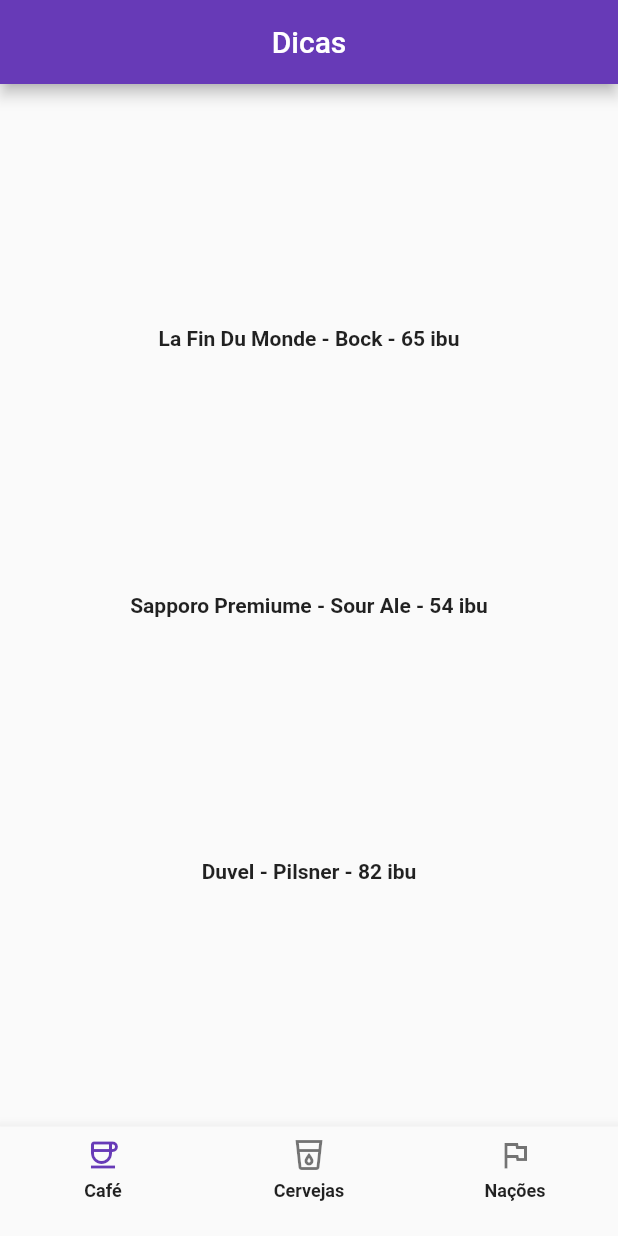
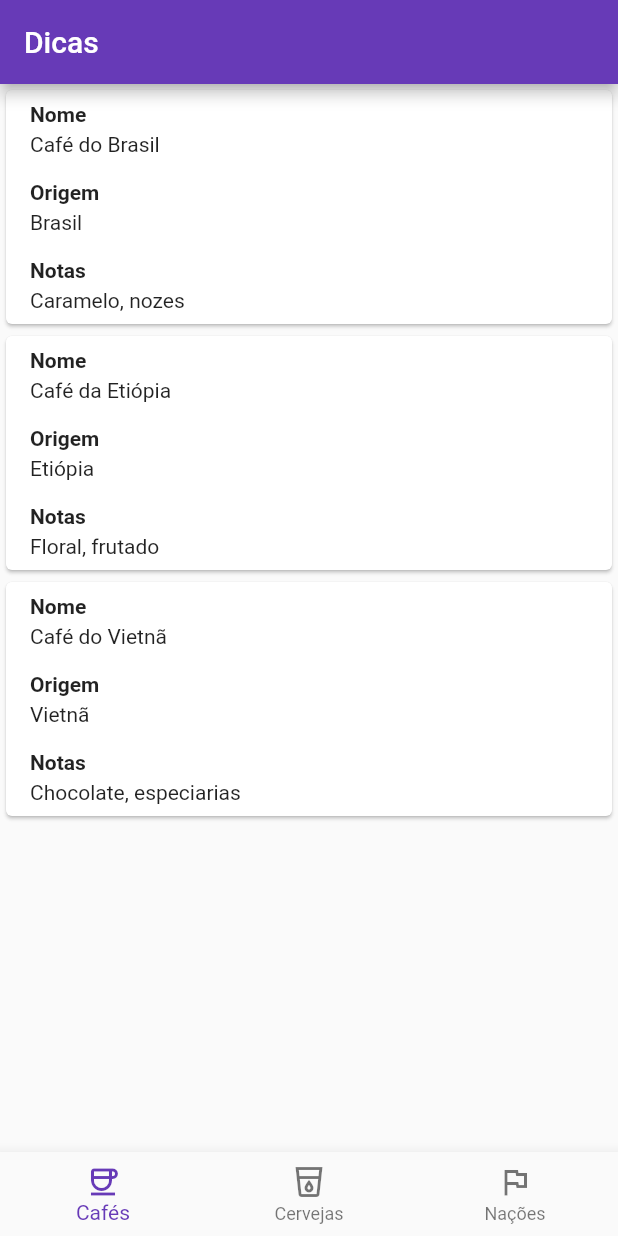
Before and after one commit to gbrl08snts/Poo1, a Flutter app: the screen it shows after launch, on a phone screen of 412 x 824 dp. Run offline on Flutter 3.47's test engine with Material 2 defaults, Android fonts, the phone set to English and light mode, and no system bars.

Commit message:
Add files via upload

```diff
--- a/lib/main.dart
+++ b/lib/main.dart
@@ -1,9 +1,86 @@
 import 'package:flutter/material.dart';
 
+var coffeeData = [
+  {'name': 'Café do Brasil', 'origin': 'Brasil', 'notes': 'Caramelo, nozes'},
+  {'name': 'Café da Etiópia', 'origin': 'Etiópia', 'notes': 'Floral, frutado'},
+  {
+    'name': 'Café do Vietnã',
+    'origin': 'Vietnã',
+    'notes': 'Chocolate, especiarias'
+  },
+];
+
+var dataObjects = [
+  {"name": "La Fin Du Monde", "style": "Bock", "ibu": "65"},
+  {"name": "Sapporo Premiume", "style": "Sour Ale", "ibu": "54"},
+  {"name": "Duvel", "style": "Pilsner", "ibu": "82"},
+  {"name": "Stella Artois", "style": "Pilsner", "ibu": "30"},
+  {"name": "Guinness Draught", "style": "Stout", "ibu": "45"},
+  {"name": "Heineken", "style": "Pilsner", "ibu": "23"},
+  {"name": "Corona Extra", "style": "Lager", "ibu": "19"},
+  {"name": "Samuel Adams Boston Lager", "style": "Lager", "ibu": "30"},
+  {"name": "Newcastle Brown Ale", "style": "Brown Ale", "ibu": "20"},
+  {"name": "Bud Light", "style": "Lager", "ibu": "12"},
+  {"name": "Blue Moon Belgian White", "style": "Belgian Witbier", "ibu": "9"},
+  {"name": "Sierra Nevada Pale Ale", "style": "Pale Ale", "ibu": "38"},
+  {"name": "Chimay Blue", "style": "Belgian Strong Dark Ale", "ibu": "30"},
+  {"name": "Modelo Especial", "style": "Pilsner", "ibu": "18"},
+  {"name": "Paulaner Hefe-Weizen", "style": "Hefeweizen", "ibu": "12"},
+  {"name": "Anchor Steam Beer", "style": "California Common", "ibu": "38"},
+  {"name": "Franziskaner Hefe-Weisse", "style": "Hefeweizen", "ibu": "14"},
+  {"name": "Smithwick's Irish Ale", "style": "Red Ale", "ibu": "23"},
+  {"name": "Leffe Blonde", "style": "Belgian Blonde Ale", "ibu": "20"},
+  {"name": "Grolsch Premium Lager", "style": "Lager", "ibu": "20"},
+  {
+    "name": "Hoegaarden Original White Ale",
+    "style": "Belgian Witbier",
+    "ibu": "15"
+  },
+  {"name": "Boddingtons Pub Ale", "style": "English Pale Ale", "ibu": "20"},
+  {"name": "Dos Equis Lager Especial", "style": "Lager", "ibu": "23"},
+  {"name": "Warsteiner Premium Verum", "style": "Pilsner", "ibu": "23"},
+  {"name": "Tsingtao Beer", "style": "Lager", "ibu": "18"},
+  {"name": "Bitburger Premium Pils", "style": "Pilsner", "ibu": "25"},
+  {"name": "Erdinger Weissbier", "style": "Hefeweizen", "ibu": "14"},
+  {"name": "Fuller's London Pride", "style": "English Pale Ale", "ibu": "30"},
+  {"name": "Harp Lager", "style": "Lager", "ibu": "28"}
+];
+
+void main() {
+  MyApp app = MyApp();
+
+  runApp(app);
+}
+
+class MyApp extends StatelessWidget {
+  @override
+  Widget build(BuildContext context) {
+    return MaterialApp(
+        theme: ThemeData(primarySwatch: Colors.deepPurple),
+        debugShowCheckedModeBanner: false,
+        home: Scaffold(
+          appBar: AppBar(
+            title: const Text("Dicas"),
+          ),
+          /*
+          body: DataBodyWidget(
+            objects: coffeeData,
+            columns: ['name', 'origin', 'notes'],
+            columnLabels: ['Nome', 'Origem', 'Notas'],
+          ),
+          */
+          body: MyListViewWidget(
+            objects: coffeeData,
+            columns: ['name', 'origin', 'notes'],
+            propertyMap: {'name': "Nome", 'origin': 'Origem', 'notes': 'Notas'},
+          ),
+          bottomNavigationBar: NewNavBar(),
+        ));
+  }
+}
+
 class NewNavBar extends StatelessWidget {
-  final List<Icon> icons;
-
-  const NewNavBar({required this.icons});
+  NewNavBar();
 
   void botaoFoiTocado(int index) {
     print("Tocaram no botão $index");
@@ -11,95 +88,168 @@
 
   @override
   Widget build(BuildContext context) {
-    return BottomNavigationBar(
-      onTap: botaoFoiTocado,
-      items: List.generate(
-        icons.length,
-        (index) => BottomNavigationBarItem(
-          label: '',
-          icon: Column(
-            mainAxisAlignment: MainAxisAlignment.center,
-            children: [
-              icons[index],
-              SizedBox(height: 5),
-              Text(
-                _getTextForIndex(index),
-                style: TextStyle(
-                  fontWeight: FontWeight.bold,
-                  fontSize: 12,
-                ),
-              ),
-            ],
-          ),
-        ),
+    return BottomNavigationBar(onTap: botaoFoiTocado, items: const [
+      BottomNavigationBarItem(
+        label: "Cafés",
+        icon: Icon(Icons.coffee_outlined),
       ),
-    );
-  }
-
-  String _getTextForIndex(int index) {
-    switch (index) {
-      case 0:
-        return 'Café';
-      case 1:
-        return 'Cervejas';
-      case 2:
-        return 'Nações';
-      default:
-        return '';
-    }
+      BottomNavigationBarItem(
+          label: "Cervejas", icon: Icon(Icons.local_drink_outlined)),
+      BottomNavigationBarItem(label: "Nações", icon: Icon(Icons.flag_outlined))
+    ]);
   }
 }
 
-class MyApp extends StatelessWidget {
+class DataBodyWidget extends StatelessWidget {
+  final List objects;
+  final List<String> columns;
+  final Map<String, String> propertyMap;
+  final List<String> columnLabels;
+
+  DataBodyWidget({
+    required this.objects,
+    required this.columns,
+    this.propertyMap = const {},
+    this.columnLabels = const [],
+  });
+
   @override
   Widget build(BuildContext context) {
-    return MaterialApp(
-      theme: ThemeData(primarySwatch: Colors.deepPurple),
-      home: Scaffold(
-        appBar: AppBar(
-          title: Text(
-            'Dicas',
-            textAlign: TextAlign.center,
+    final List<String> columnNames =
+        columnLabels.isNotEmpty ? columnLabels : columns;
+    final List<DataColumn> dataColumns = columnNames.map(
+      (name) {
+        return DataColumn(
+          label: Expanded(
+            child: Text(
+              name,
+              style: const TextStyle(fontStyle: FontStyle.italic),
+            ),
           ),
-          centerTitle: true,
-        ),
-        body: Center(
-          child: Column(
-            mainAxisAlignment: MainAxisAlignment.spaceEvenly,
-            children: [
-              Text(
-                'La Fin Du Monde - Bock - 65 ibu',
-                style: TextStyle(
-                  fontWeight: FontWeight.bold,
-                ),
-              ),
-              Text(
-                'Sapporo Premiume - Sour Ale - 54 ibu',
-                style: TextStyle(
-                  fontWeight: FontWeight.bold,
-                ),
-              ),
-              Text(
-                'Duvel - Pilsner - 82 ibu',
-                style: TextStyle(
-                  fontWeight: FontWeight.bold,
-                ),
-              ),
-            ],
-          ),
-        ),
-        bottomNavigationBar: NewNavBar(
-          icons: [
-            Icon(Icons.coffee_outlined),
-            Icon(Icons.local_drink_outlined),
-            Icon(Icons.flag_outlined),
-          ],
+        );
+      },
+    ).toList();
+
+    final List<DataRow> dataRows = objects.map(
+      (obj) {
+        return DataRow(
+          cells: columns.map(
+            (propName) {
+              final label = propertyMap[propName] ?? propName;
+              final value = obj[propName]?.toString() ?? '';
+              return DataCell(Text(value),
+                  placeholder: false, showEditIcon: false);
+            },
+          ).toList(),
+        );
+      },
+    ).toList();
+
+    return SingleChildScrollView(
+      scrollDirection: Axis.vertical,
+      child: SizedBox(
+        width: MediaQuery.of(context).size.width,
+        child: DataTable(
+          columns: dataColumns,
+          rows: dataRows,
         ),
       ),
     );
   }
 }
 
-void main() {
-  runApp(MyApp());
+class MyTileWidget extends StatelessWidget {
+  final List objects;
+  final List<String> columns;
+  final Map<String, String> propertyMap;
+  final List<String> columnLabels;
+
+  MyTileWidget({
+    required this.objects,
+    required this.columns,
+    this.propertyMap = const {},
+    this.columnLabels = const [],
+  });
+
+  @override
+  Widget build(BuildContext context) {
+    final List<String> columnNames =
+        columnLabels.isNotEmpty ? columnLabels : columns;
+
+    return ListView.builder(
+      itemCount: objects.length,
+      itemBuilder: (BuildContext context, int index) {
+        final obj = objects[index];
+        final tiles = columns.map(
+          (propName) {
+            final label = propertyMap[propName] ?? propName;
+            final value = obj[propName]?.toString() ?? '';
+            return ListTile(
+              leading: Icon(Icons.local_drink),
+              title: Text(label),
+              subtitle: Text(value),
+            );
+          },
+        ).toList();
+
+        return Card(
+          child: Column(
+            crossAxisAlignment: CrossAxisAlignment.start,
+            children: tiles,
+          ),
+        );
+      },
+    );
+  }
 }
+
+class MyListViewWidget extends StatelessWidget {
+  final List objects;
+  final List<String> columns;
+  final Map<String, String> propertyMap;
+  final List<String> columnLabels;
+
+  MyListViewWidget({
+    required this.objects,
+    required this.columns,
+    this.propertyMap = const {},
+    this.columnLabels = const [],
+  });
+
+  @override
+  Widget build(BuildContext context) {
+    final List<String> columnNames =
+        columnLabels.isNotEmpty ? columnLabels : columns;
+
+    return ListView.builder(
+      itemCount: objects.length,
+      itemBuilder: (BuildContext context, int index) {
+        final obj = objects[index];
+        final tiles = columns.map(
+          (propName) {
+            final label = propertyMap[propName] ?? propName;
+            final value = obj[propName]?.toString() ?? '';
+            return Padding(
+              padding: EdgeInsets.symmetric(vertical: 8, horizontal: 16),
+              child: Column(
+                crossAxisAlignment: CrossAxisAlignment.start,
+                children: [
+                  Text(label, style: TextStyle(fontWeight: FontWeight.bold)),
+                  SizedBox(height: 4),
+                  Text(value),
+                ],
+              ),
+            );
+          },
+        ).toList();
+
+        return Card(
+          child: Column(
+            crossAxisAlignment: CrossAxisAlignment.start,
+            children: tiles,
+          ),
+        );
+      },
+    );
+  }
+}
```
Also changed, not shown: 8 other files.
